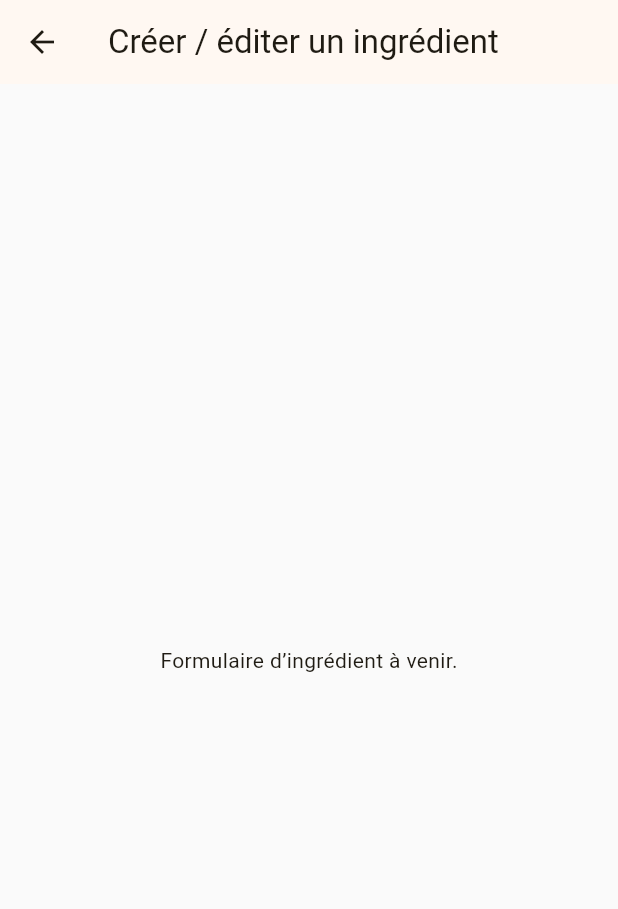
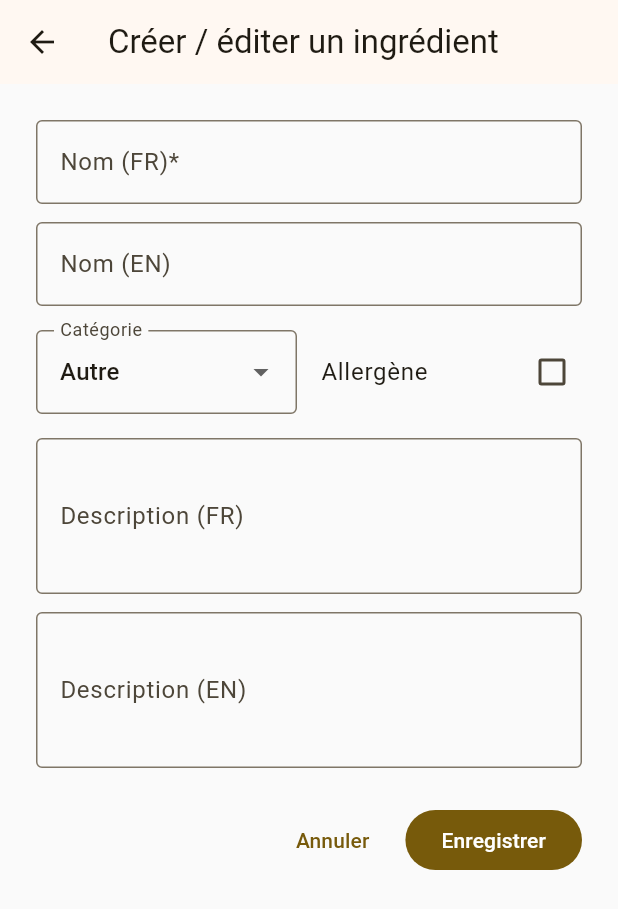
Before and after one commit to Isma693/F25-icola, a Flutter app: the IngredientFormScreen screen opened by its route, on a phone screen of 412 x 824 dp. Shown: the top 909 px of the screen. Run offline on Flutter 3.47's test engine with Material 3 defaults, Android fonts, the phone set to English and light mode, and no system bars; our stand-ins replace cloud_firestore, firebase_core, go_router; accounts and stored records are empty.

Commit message:
Implement reusable IngredientForm widget for admin

```diff
--- a/brewmatch/lib/screens/admin/ingredient_form_screen.dart
+++ b/brewmatch/lib/screens/admin/ingredient_form_screen.dart
@@ -1,8 +1,9 @@
 import 'package:flutter/material.dart';
 import 'package:go_router/go_router.dart';
 
+import '../../core/widgets/ingredient_detail_screen.dart';
 import '../../core/widgets/ingredient_list.dart';
-import '../../core/widgets/ingredient_detail_screen.dart';
+import 'widgets/ingredient_form.dart';
 
 /// Lists ingredients available to administrators.
 /// TODO: Replace mock data with Firestore-backed list and editing actions.
@@ -60,8 +61,17 @@ class IngredientFormScreen extends StatelessWidget {
           onPressed: () => context.pop(),
         ),
       ),
-      body: const Center(
-        child: Text('Formulaire d’ingrédient à venir.'),
+      body: Padding(
+        padding: const EdgeInsets.all(24),
+        child: Center(
+          child: ConstrainedBox(
+            constraints: const BoxConstraints(maxWidth: 520),
+            child: IngredientForm(
+              onCancelled: () => context.pop(),
+              onSaved: (_) => context.pop(),
+            ),
+          ),
+        ),
       ),
     );
   }
--- /dev/null
+++ b/brewmatch/lib/screens/admin/widgets/ingredient_form.dart
@@ -0,0 +1,269 @@
+import 'package:flutter/material.dart';
+
+import '../../../core/models/ingredient.dart';
+import '../../../core/services/admin_catalog_repository.dart';
+
+class IngredientForm extends StatefulWidget {
+  IngredientForm({
+    super.key,
+    this.initialIngredient,
+    this.onSaved,
+    this.onCancelled,
+    AdminCatalogRepository? repository,
+  }) : _repository = repository ?? AdminCatalogRepository();
+
+  final Ingredient? initialIngredient;
+  final ValueChanged<Ingredient>? onSaved;
+  final VoidCallback? onCancelled;
+  final AdminCatalogRepository _repository;
+
+  @override
+  State<IngredientForm> createState() => _IngredientFormState();
+}
+
+class _IngredientFormState extends State<IngredientForm> {
+  final _formKey = GlobalKey<FormState>();
+  late final TextEditingController _nameFrController;
+  late final TextEditingController _nameEnController;
+  late final TextEditingController _descriptionFrController;
+  late final TextEditingController _descriptionEnController;
+  late IngredientCategory _selectedCategory;
+  bool _isAllergen = false;
+  bool _isSubmitting = false;
+
+  @override
+  void initState() {
+    super.initState();
+    final ingredient = widget.initialIngredient;
+    _nameFrController = TextEditingController(text: ingredient?.name['fr'] ?? '');
+    _nameEnController = TextEditingController(text: ingredient?.name['en'] ?? '');
+    _descriptionFrController = TextEditingController(text: ingredient?.description?['fr'] ?? '');
+    _descriptionEnController = TextEditingController(text: ingredient?.description?['en'] ?? '');
+    _selectedCategory = ingredient?.category ?? IngredientCategory.other;
+    _isAllergen = ingredient?.isAllergen ?? false;
+  }
+
+  @override
+  void dispose() {
+    _nameFrController.dispose();
+    _nameEnController.dispose();
+    _descriptionFrController.dispose();
+    _descriptionEnController.dispose();
+    super.dispose();
+  }
+
+  @override
+  Widget build(BuildContext context) {
+    return Form(
+      key: _formKey,
+      child: Column(
+        crossAxisAlignment: CrossAxisAlignment.stretch,
+        children: [
+          _buildNameFields(),
+          const SizedBox(height: 16),
+          _buildCategoryAndAllergenRow(),
+          const SizedBox(height: 16),
+          _buildDescriptionFields(),
+          const SizedBox(height: 24),
+          Row(
+            mainAxisAlignment: MainAxisAlignment.end,
+            children: [
+              TextButton(
+                onPressed: _isSubmitting ? null : widget.onCancelled,
+                child: const Text('Annuler'),
+              ),
+              const SizedBox(width: 12),
+              FilledButton(
+                onPressed: _isSubmitting ? null : _handleSubmit,
+                child: _isSubmitting
+                    ? const SizedBox(
+                        width: 18,
+                        height: 18,
+                        child: CircularProgressIndicator(strokeWidth: 2),
+                      )
+                    : Text(widget.initialIngredient == null ? 'Enregistrer' : 'Mettre à jour'),
+              ),
+            ],
+          ),
+        ],
+      ),
+    );
+  }
+
+  Widget _buildNameFields() {
+    return Column(
+      crossAxisAlignment: CrossAxisAlignment.stretch,
+      children: [
+        TextFormField(
+          controller: _nameFrController,
+          decoration: const InputDecoration(
+            labelText: 'Nom (FR)*',
+            border: OutlineInputBorder(),
+          ),
+          validator: (value) {
+            if (value == null || value.trim().isEmpty) {
+              return 'Le nom français est requis.';
+            }
+            return null;
+          },
+        ),
+        const SizedBox(height: 12),
+        TextFormField(
+          controller: _nameEnController,
+          decoration: const InputDecoration(
+            labelText: 'Nom (EN)',
+            border: OutlineInputBorder(),
+          ),
+        ),
+      ],
+    );
+  }
+
+  Widget _buildCategoryAndAllergenRow() {
+    return Row(
+      crossAxisAlignment: CrossAxisAlignment.start,
+      children: [
+        Expanded(
+          child: DropdownButtonFormField<IngredientCategory>(
+            // ignore: deprecated_member_use
+            value: _selectedCategory,
+            decoration: const InputDecoration(
+              labelText: 'Catégorie',
+              border: OutlineInputBorder(),
+            ),
+            items: IngredientCategory.values
+                .map(
+                  (category) => DropdownMenuItem(
+                    value: category,
+                    child: Text(_displayCategory(category)),
+                  ),
+                )
+                .toList(),
+            onChanged: (category) {
+              if (category == null) return;
+              setState(() => _selectedCategory = category);
+            },
+          ),
+        ),
+        const SizedBox(width: 16),
+        Expanded(
+          child: CheckboxListTile(
+            value: _isAllergen,
+            contentPadding: EdgeInsets.zero,
+            title: const Text('Allergène'),
+            onChanged: (value) {
+              if (value == null) return;
+              setState(() => _isAllergen = value);
+            },
+          ),
+        ),
+      ],
+    );
+  }
+
+  Widget _buildDescriptionFields() {
+    return Column(
+      crossAxisAlignment: CrossAxisAlignment.stretch,
+      children: [
+        TextFormField(
+          controller: _descriptionFrController,
+          maxLines: 3,
+          decoration: const InputDecoration(
+            labelText: 'Description (FR)',
+            border: OutlineInputBorder(),
+          ),
+        ),
+        const SizedBox(height: 12),
+        TextFormField(
+          controller: _descriptionEnController,
+          maxLines: 3,
+          decoration: const InputDecoration(
+            labelText: 'Description (EN)',
+            border: OutlineInputBorder(),
+          ),
+        ),
+      ],
+    );
+  }
+
+  Future<void> _handleSubmit() async {
+    if (!_formKey.currentState!.validate()) return;
+
+    setState(() {
+      _isSubmitting = true;
+    });
+
+    final ingredient = widget.initialIngredient;
+    final name = <String, String>{
+      'fr': _nameFrController.text.trim(),
+      if (_nameEnController.text.trim().isNotEmpty) 'en': _nameEnController.text.trim(),
+    };
+    final description = <String, String>{
+      if (_descriptionFrController.text.trim().isNotEmpty) 'fr': _descriptionFrController.text.trim(),
+      if (_descriptionEnController.text.trim().isNotEmpty) 'en': _descriptionEnController.text.trim(),
+    };
+
+    Ingredient? result;
+    bool success = false;
+    try {
+      if (ingredient == null) {
+        result = await widget._repository.createIngredient(
+          name: name,
+          category: _selectedCategory,
+          isAllergen: _isAllergen,
+          description: description.isEmpty ? null : description,
+        );
+        success = result != null;
+      } else {
+        final updated = ingredient.copyWith(
+          name: name,
+          category: _selectedCategory,
+          isAllergen: _isAllergen,
+          description: description.isEmpty ? null : description,
+          clearDescription: description.isEmpty,
+        );
+        success = await widget._repository.updateIngredient(updated);
+        if (success) {
+          result = updated;
+        }
+      }
+    } catch (e) {
+      success = false;
+      if (mounted) {
+        ScaffoldMessenger.of(context).showSnackBar(
+          SnackBar(content: Text('Erreur lors de la sauvegarde : $e')),
+        );
+      }
+    } finally {
+      if (mounted) {
+        setState(() {
+          _isSubmitting = false;
+        });
+      }
+    }
+
+    if (!success || !mounted) return;
+
+    ScaffoldMessenger.of(context).showSnackBar(
+      SnackBar(
+        content: Text(
+          ingredient == null ? 'Ingrédient créé avec succès.' : 'Ingrédient mis à jour.',
+        ),
+      ),
+    );
+    widget.onSaved?.call(result ?? ingredient!);
+  }
+
+  String _displayCategory(IngredientCategory category) {
+    switch (category) {
+      case IngredientCategory.hop:
+        return 'Houblon';
+      case IngredientCategory.yeast:
+        return 'Levure';
+      case IngredientCategory.grain:
+        return 'Céréale';
+      case IngredientCategory.other:
+        return 'Autre';
+    }
+  }
+}
```
